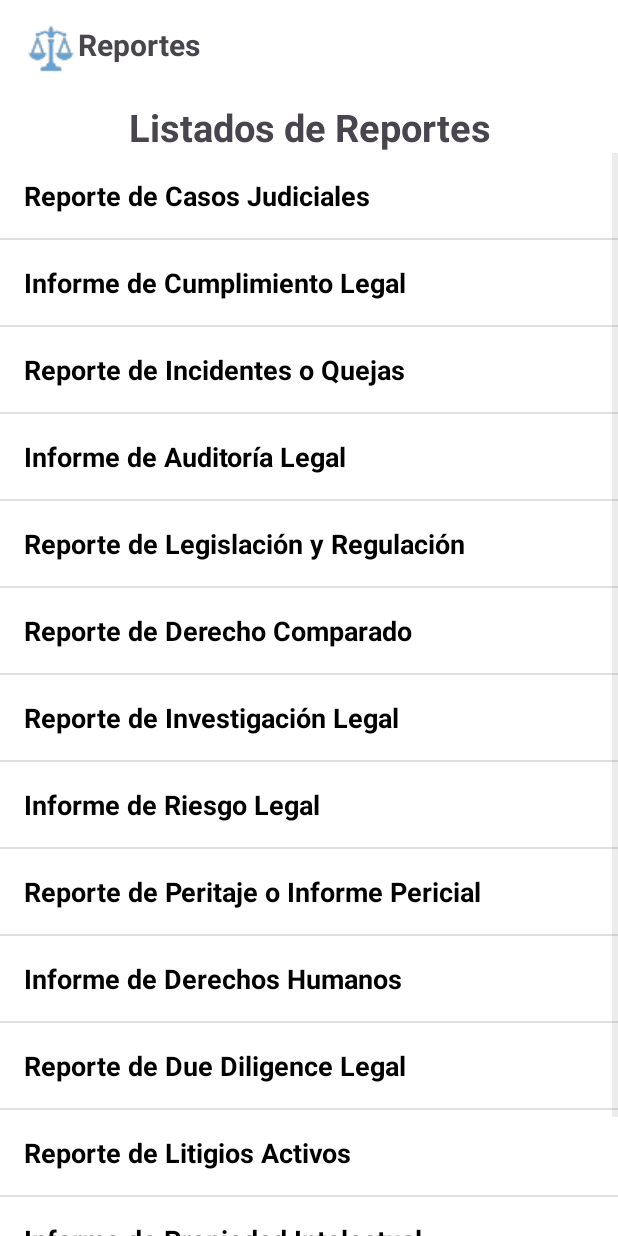
After one commit to Sutekibb/CacaTON, an Android app: the Reports screen opened directly, with no data from a screen before it, on a phone screen of 412 x 824 dp. The commit adds this screen. Run offline under Robolectric (Android 15) with nearby library versions, the phone set to English and light mode, and no system bars.

Commit message:
Practica 7

```diff
--- a/app/src/main/AndroidManifest.xml
+++ b/app/src/main/AndroidManifest.xml
@@ -51,6 +51,11 @@
             android:exported="true" >
         </activity>
 
+        <activity
+            android:name=".Reports"
+            android:exported="true" >
+        </activity>
+
     </application>
 
 </manifest>
--- /dev/null
+++ b/app/src/main/java/com/example/ihm2/ReportAdapter.java
@@ -0,0 +1,78 @@
+package com.example.ihm2;
+
+import android.content.Context;
+import android.view.LayoutInflater;
+import android.view.View;
+import android.view.ViewGroup;
+import android.widget.BaseAdapter;
+import android.widget.TextView;
+
+import java.util.ArrayList;
+
+public class ReportAdapter extends BaseAdapter {
+
+    private Context context;
+    private ArrayList<String> titles;
+    private ArrayList<String> details;
+    private LayoutInflater inflater;
+    private boolean[] visibility; // Array para controlar la visibilidad de cada detalle
+
+    public ReportAdapter(Context context, ArrayList<String> titles, ArrayList<String> details) {
+        this.context = context;
+        this.titles = titles;
+        this.details = details;
+        inflater = LayoutInflater.from(context);
+        visibility = new boolean[titles.size()]; // Inicializa el array con la misma longitud que titles
+    }
+
+    @Override
+    public int getCount() {
+        return titles.size();
+    }
+
+    @Override
+    public Object getItem(int position) {
+        return titles.get(position);
+    }
+
+    @Override
+    public long getItemId(int position) {
+        return position;
+    }
+
+    @Override
+    public View getView(int position, View convertView, ViewGroup parent) {
+        ViewHolder holder;
+        if (convertView == null) {
+            convertView = inflater.inflate(R.layout.item_report, parent, false);
+            holder = new ViewHolder();
+            holder.title = convertView.findViewById(R.id.reportTitle);
+            holder.detail = convertView.findViewById(R.id.reportDetail);
+            convertView.setTag(holder);
+        } else {
+            holder = (ViewHolder) convertView.getTag();
+        }
+
+        holder.title.setText(titles.get(position));
+        holder.detail.setText(details.get(position));
+
+        // Controlar la visibilidad del detalle
+        if (visibility[position]) {
+            holder.detail.setVisibility(View.VISIBLE);
+        } else {
+            holder.detail.setVisibility(View.GONE);
+        }
+
+        return convertView;
+    }
+
+    public void toggleDetail(int position) {
+        visibility[position] = !visibility[position]; // Cambia el estado de visibilidad
+        notifyDataSetChanged(); // Notifica al adaptador para que se actualice la vista
+    }
+
+    static class ViewHolder {
+        TextView title;
+        TextView detail;
+    }
+}
--- /dev/null
+++ b/app/src/main/java/com/example/ihm2/Reports.java
@@ -0,0 +1,81 @@
+package com.example.ihm2;
+
+import android.os.Bundle;
+import android.view.View;
+import android.widget.AdapterView;
+import android.widget.ListView;
+
+import androidx.appcompat.app.AppCompatActivity;
+
+import java.util.ArrayList;
+
+public class Reports extends AppCompatActivity {
+
+    private ListView listView;
+    private ArrayList<String> names;
+    private ArrayList<String> details;
+    private ReportAdapter adapter;
+
+    @Override
+    protected void onCreate(Bundle savedInstanceState) {
+        super.onCreate(savedInstanceState);
+        setContentView(R.layout.activity_reports);
+
+        listView = findViewById(R.id.listView);
+
+        names = new ArrayList<>();
+        details = new ArrayList<>();
+
+        names.add("Reporte de Casos Judiciales");
+        details.add("Es un documento que compila información relevante sobre los casos legales en curso, incluyendo su estado, partes involucradas, fechas de audiencias y resoluciones. Este tipo de reporte es fundamental para abogados, fiscales, y otros profesionales del derecho, ya que proporciona un panorama claro sobre el avance de los litigios y permite una mejor gestión de los mismos.");
+
+        names.add("Informe de Cumplimiento Legal");
+        details.add("Es un documento que evalúa si una organización o entidad está cumpliendo con las leyes y regulaciones aplicables. Este informe incluye detalles sobre políticas, procedimientos y prácticas implementadas para garantizar el cumplimiento normativo, así como cualquier incumplimiento identificado y las acciones correctivas propuestas. Es esencial para la gestión de riesgos legales y la promoción de la transparencia en las operaciones.");
+
+        names.add("Reporte de Incidentes o Quejas");
+        details.add("Documenta cualquier evento adverso o insatisfacción presentada por clientes o empleados. Incluye detalles del incidente, las partes involucradas y las acciones tomadas para resolverlo. Este informe es crucial para mejorar procesos y garantizar la satisfacción y seguridad en la organización.");
+
+        names.add("Informe de Auditoría Legal");
+        details.add("Evalúa la efectividad y cumplimiento de las políticas legales y normativas dentro de una organización. Este informe identifica áreas de mejora y asegura que las prácticas legales se alineen con los objetivos corporativos.");
+
+        names.add("Reporte de Legislación y Regulación");
+        details.add("Analiza las leyes y regulaciones relevantes para una industria o sector específico. Este reporte ayuda a las organizaciones a adaptarse a los cambios normativos y a garantizar su cumplimiento.");
+
+        names.add("Reporte de Derecho Comparado");
+        details.add("Estudia y compara diferentes sistemas legales de diversos países. Este informe es útil para identificar mejores prácticas y entender cómo se abordan problemas legales en distintas jurisdicciones.");
+
+        names.add("Reporte de Investigación Legal");
+        details.add("Documenta el análisis y la investigación de temas legales específicos. Este reporte es esencial para fundamentar argumentos y estrategias en casos legales.");
+
+        names.add("Informe de Riesgo Legal");
+        details.add("Identifica y evalúa los riesgos legales potenciales que enfrenta una organización. Incluye recomendaciones para mitigar estos riesgos y mejorar la gestión legal.");
+
+        names.add("Reporte de Peritaje o Informe Pericial");
+        details.add("Presenta la opinión de un experto sobre un aspecto técnico o legal de un caso. Este informe es fundamental en litigios donde se requiere conocimiento especializado para tomar decisiones.");
+
+        names.add("Informe de Derechos Humanos");
+        details.add("Analiza el cumplimiento de los derechos humanos en las operaciones de una organización. Este informe es crucial para asegurar que se respeten y promuevan los derechos fundamentales.");
+
+        names.add("Reporte de Due Diligence Legal");
+        details.add("Documenta el proceso de investigación y evaluación de riesgos legales en una transacción o adquisición. Este reporte es vital para tomar decisiones informadas y minimizar riesgos.");
+
+        names.add("Reporte de Litigios Activos");
+        details.add("Compila información sobre los litigios en curso que enfrenta una organización. Incluye detalles sobre el estado de los casos y las estrategias legales a seguir.");
+
+        names.add("Informe de Propiedad Intelectual");
+        details.add("Evalúa la protección y gestión de los derechos de propiedad intelectual de una organización. Este informe es clave para asegurar que se respeten las invenciones, marcas y derechos de autor.");
+
+        names.add("Reporte de Evaluación de Contratos");
+        details.add("Analiza los contratos vigentes de una organización para garantizar su cumplimiento y eficacia. Este reporte identifica riesgos contractuales y propone mejoras en la redacción de contratos.");
+
+        adapter = new ReportAdapter(this, names, details);
+        listView.setAdapter(adapter);
+
+        listView.setOnItemClickListener(new AdapterView.OnItemClickListener() {
+            @Override
+            public void onItemClick(AdapterView<?> parent, View view, int position, long id) {
+                adapter.toggleDetail(position); // Alterna la visibilidad del detalle
+            }
+        });
+    }
+}
--- a/app/src/main/java/com/example/ihm2/Videos.java
+++ b/app/src/main/java/com/example/ihm2/Videos.java
@@ -16,7 +16,7 @@ public class Videos extends AppCompatActivity {
         setContentView(R.layout.activity_videos);
         pymes = (VideoView) findViewById(R.id.videopymes);
 
-        String pymespath = "android.resource://"+getPackageName() + "/" + R.raw.videopymes;
+        String pymespath = "android.resource://"+getPackageName() + "/" + R.raw.video;
         Uri uri = Uri.parse(pymespath);
         pymes.setVideoURI(uri);
 
--- /dev/null
+++ b/app/src/main/res/drawable/button_background.xml
@@ -0,0 +1,5 @@
+<?xml version="1.0" encoding="utf-8"?>
+<selector xmlns:android="http://schemas.android.com/apk/res/android">
+    <item android:drawable="@color/colorPressed" android:state_pressed="true" />
+    <item android:drawable="@color/colorNormal" />
+</selector>
--- /dev/null
+++ b/app/src/main/res/layout/activity_reports.xml
@@ -0,0 +1,41 @@
+<?xml version="1.0" encoding="utf-8"?>
+<androidx.constraintlayout.widget.ConstraintLayout xmlns:android="http://schemas.android.com/apk/res/android"
+    xmlns:app="http://schemas.android.com/apk/res-auto"
+    xmlns:tools="http://schemas.android.com/tools"
+    android:layout_width="match_parent"
+    android:layout_height="match_parent"
+    android:background="@color/white"
+    tools:context=".Reports">
+
+    <LinearLayout
+        android:layout_width="match_parent"
+        android:layout_height="match_parent"
+        android:orientation="vertical">
+
+        <TextView
+            android:id="@+id/encabezado"
+            android:layout_width="match_parent"
+            android:layout_height="wrap_content"
+            android:layout_margin="16dp"
+            android:drawableStart="@drawable/chiquita"
+            android:text="Reportes"
+            android:textSize="20sp"
+            android:textStyle="bold" />
+
+        <TextView
+            android:id="@+id/textView"
+            android:layout_width="match_parent"
+            android:layout_height="wrap_content"
+            android:gravity="center"
+            android:text="Listados de Reportes"
+            android:textSize="25sp"
+            android:textStyle="bold" />
+
+        <ListView
+            android:id="@+id/listView"
+            android:layout_width="match_parent"
+            android:layout_height="0dp"
+            android:layout_weight="1" />
+    </LinearLayout>
+
+</androidx.constraintlayout.widget.ConstraintLayout>
--- /dev/null
+++ b/app/src/main/res/layout/item_report.xml
@@ -0,0 +1,24 @@
+<?xml version="1.0" encoding="utf-8"?>
+<LinearLayout xmlns:android="http://schemas.android.com/apk/res/android"
+    android:layout_width="match_parent"
+    android:layout_height="wrap_content"
+    android:orientation="vertical"
+    android:padding="16dp">
+
+    <TextView
+        android:id="@+id/reportTitle"
+        android:layout_width="match_parent"
+        android:layout_height="wrap_content"
+        android:textSize="18sp"
+        android:textStyle="bold"
+        android:textColor="@android:color/black" />
+
+    <TextView
+        android:id="@+id/reportDetail"
+        android:layout_width="match_parent"
+        android:layout_height="wrap_content"
+        android:visibility="gone"
+        android:textSize="16sp"
+        android:textColor="@android:color/darker_gray"
+        android:paddingTop="4dp" />
+</LinearLayout>
--- a/app/src/main/res/values/colors.xml
+++ b/app/src/main/res/values/colors.xml
@@ -2,4 +2,6 @@
 <resources>
     <color name="black">#FF000000</color>
     <color name="white">#FFFFFFFF</color>
+    <color name="colorNormal">#235D87</color> <!-- Azul original -->
+    <color name="colorPressed">#467CA5</color> <!-- Azul más claro al presionar -->
 </resources>
```
Also changed, not shown: app/src/main/java/com/example/ihm2/Menu.java (+47 -2 lines), app/src/main/res/layout/activity_menu.xml (+5 -5 lines), 2 other files.
